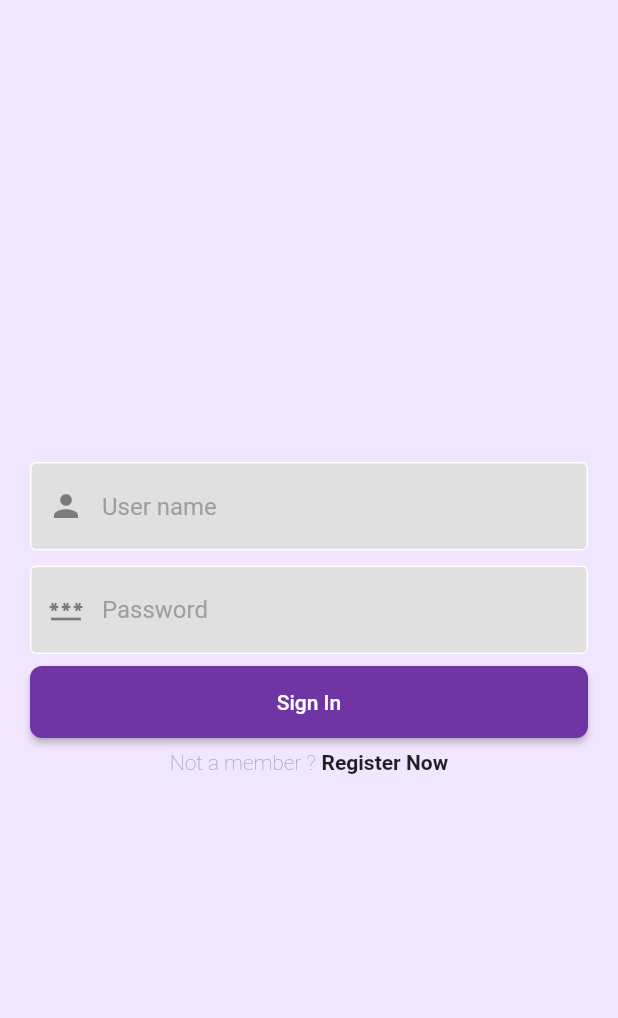
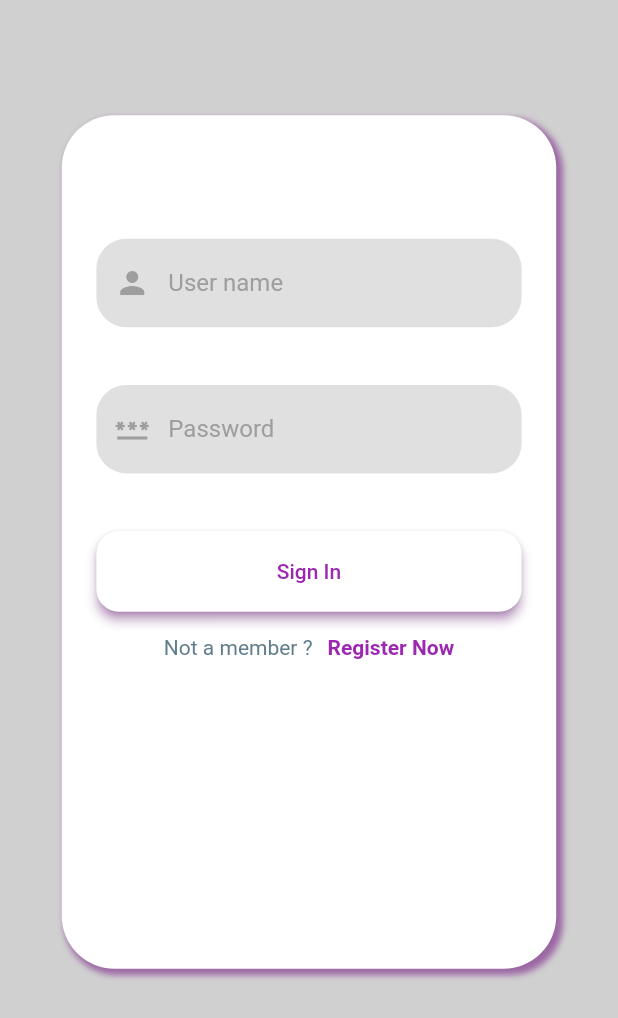
Before and after one commit to albannakhaled/supportive_ai, a Flutter app: the screen it shows after launch, on a phone screen of 412 x 824 dp. Shown: the top 1018 px of the screen. Run offline on Flutter 3.47's test engine with Material 2 defaults, Android fonts, the light colour scheme and no system bars; our stand-ins replace google_nav_bar.

Commit message:
rebuild new design sign in &sign uo

```diff
--- a/supportive_ai/bin/test.dart
+++ b/supportive_ai/bin/test.dart
@@ -1,4 +1,4 @@
-import 'dart:convert';
+
 
 import 'package:http/http.dart' as http;
 
--- a/supportive_ai/lib/Screens/sign_in/sign_in.dart
+++ b/supportive_ai/lib/Screens/sign_in/sign_in.dart
@@ -1,6 +1,7 @@
 import 'package:flutter/material.dart';
 import 'package:supportive_ai/Screens/sign_in/widgets/button.dart';
 import 'package:supportive_ai/Screens/sign_in/widgets/text_field.dart';
+import 'package:supportive_ai/responsive.dart';
 
 class SignIn extends StatefulWidget {
   const SignIn({super.key});
@@ -13,21 +14,36 @@ class _SignInState extends State<SignIn> {
   // text editing controller
   final emailTextController = TextEditingController();
   final passwordTextController = TextEditingController();
-
   @override
   Widget build(BuildContext context) {
+    final screenHeight =
+        context.height - appbarHeight - MediaQuery.of(context).padding.top;
+    final screenWidth = context.width;
     return Scaffold(
-      backgroundColor: const Color(0xFFF1E6FF),
-      body: SafeArea(
+      backgroundColor: Color.fromARGB(255, 208, 208, 208),
+      body: SingleChildScrollView(
         child: Padding(
-          padding: const EdgeInsets.all(20.0),
+          padding: EdgeInsets.symmetric(
+              vertical: screenHeight * 0.1, horizontal: screenWidth * 0.1),
+          child: SafeArea(
+            child: Center(
+              child: Container(
+                padding: EdgeInsets.symmetric(
+                    horizontal: screenHeight * 0.03,
+                    vertical: screenWidth * 0.2),
+                decoration: BoxDecoration(
+                    color: Color.fromARGB(255, 255, 255, 255),
+                    boxShadow: const [
+                      BoxShadow(
+                          blurRadius: 3,
+                          spreadRadius: 1,
+                          color: Color.fromARGB(255, 155, 103, 164),
+                          offset: Offset(3, 3)),
+                    ],
+                    borderRadius: BorderRadius.circular(35)),
                 child: Column(
                   mainAxisAlignment: MainAxisAlignment.center,
                   children: [
-              // logo
-
-              // phrase
-
                     // username filed
                     MyTextField(
                         icon: const Icon(Icons.person),
@@ -35,9 +51,7 @@ class _SignInState extends State<SignIn> {
                         hintText: "User name",
                         obscureText: false),
                     // password field
-              const SizedBox(
-                height: 10,
-              ),
+                    SizedBox(height: screenHeight * 0.05),
                     MyTextField(
                       icon: const Icon(Icons.password_outlined),
                       controller: passwordTextController,
@@ -46,16 +60,19 @@ class _SignInState extends State<SignIn> {
                     ),
 
                     // sign in button
-              const SizedBox(
-                height: 8,
-              ),
-              MyButton(onTap: () {
+                    SizedBox(height: screenHeight * 0.05),
+                    SizedBox(
+                      height: screenHeight * 0.07,
+                      child: MyButton(
+                          onTap: () {
                             print(emailTextController);
                             print(passwordTextController);
-              }, text: "Sign In"),
+                          },
+                          text: "Sign In"),
+                    ),
                     // go to register page
                     const SizedBox(
-                height: 8,
+                      height: 16,
                     ),
                     Row(
                       mainAxisAlignment: MainAxisAlignment.center,
@@ -63,25 +80,33 @@ class _SignInState extends State<SignIn> {
                         const Text(
                           "Not a member ?",
                           style: TextStyle(
-                        fontWeight: FontWeight.w100, color: Colors.grey),
+                              fontWeight: FontWeight.w400,
+                              color: Colors.blueGrey),
                         ),
-                  const SizedBox(width: 4),
+                        const SizedBox(width: 10),
                         GestureDetector(
                           onTap: () {
-                      Navigator.pushNamed(context, 'register');
+                            Navigator.pushNamed(context, 'signup');
                           },
                           child: const Text(
                             "Register Now",
-                      style: TextStyle(fontWeight: FontWeight.bold),
+                            style: TextStyle(
+                                fontWeight: FontWeight.bold,
+                                color: Colors.purple),
                           ),
                         ),
                       ],
                     ),
+                    SizedBox(
+                      height: screenWidth * 0.3,
+                    )
                   ],
+                ),
+              ),
+            ),
           ),
         ),
       ),
     );
   }
-
 }
--- a/supportive_ai/lib/Screens/sign_in/widgets/button.dart
+++ b/supportive_ai/lib/Screens/sign_in/widgets/button.dart
@@ -1,4 +1,6 @@
 import 'package:flutter/material.dart';
+
+import '../../../responsive.dart';
 
 class MyButton extends StatelessWidget {
   final Function()? onTap;
@@ -7,15 +9,21 @@ class MyButton extends StatelessWidget {
 
   @override
   Widget build(BuildContext context) {
+    final screenHeight =
+        context.height - appbarHeight - MediaQuery.of(context).padding.top;
+    final screenWidth = context.width;
     return SizedBox(
       width: double.infinity,
       child: ElevatedButton(
         style: ElevatedButton.styleFrom(
-          foregroundColor: Colors.white, // Background color
-          backgroundColor: const Color(0xFF6F35A5), // Text color
+          shadowColor: Colors.purple,
+          elevation: 3,
+          foregroundColor: Colors.purple, // Background color
+          backgroundColor: Colors.white,
+          // surfaceTintColor: Colors.purple, // Text color
           padding: const EdgeInsets.all(16), // Padding around the button
           shape: RoundedRectangleBorder(
-            borderRadius: BorderRadius.circular(8), // Rounded corners
+            borderRadius: BorderRadius.circular(15), // Rounded corners
           ),
         ),
         onPressed: () {
--- a/supportive_ai/lib/Screens/sign_in/widgets/text_field.dart
+++ b/supportive_ai/lib/Screens/sign_in/widgets/text_field.dart
@@ -17,14 +17,14 @@ class MyTextField extends StatelessWidget {
   @override
   Widget build(BuildContext context) {
     return TextField(
-      // autofocus: true,
-
       controller: controller,
       obscureText: obscureText,
+      cursorColor: Colors.blueGrey,
       decoration: InputDecoration(
           prefixIcon: icon,
-        enabledBorder: const OutlineInputBorder(
-          borderSide: BorderSide(color: Colors.white),
+          enabledBorder: OutlineInputBorder(
+            borderRadius: BorderRadius.circular(20),
+            borderSide: BorderSide(style: BorderStyle.none),
           ),
           fillColor: Colors.grey.shade300,
           filled: true,
@@ -32,7 +32,11 @@ class MyTextField extends StatelessWidget {
           hintStyle: TextStyle(
             color: Colors.grey[500],
           ),
+          focusedBorder: OutlineInputBorder(
+            borderRadius: BorderRadius.circular(20),
+            borderSide: BorderSide(color: Colors.purple, width: 1.2),
           ),
+          prefixIconColor: Colors.grey),
     );
   }
 }
--- a/supportive_ai/lib/main.dart
+++ b/supportive_ai/lib/main.dart
@@ -1,9 +1,6 @@
 import 'package:flutter/material.dart';
 import 'package:supportive_ai/Screens/sign_in/sign_in.dart';
 import 'package:supportive_ai/Screens/sign_up/sign_up.dart';
-
-import 'Screens/home_page/widgets/nav_bar.dart';
-import 'Screens/sign_up/sign_up.dart';
 
 void main() {
   runApp(const MyApp());
@@ -17,7 +14,7 @@ class MyApp extends StatelessWidget {
   Widget build(BuildContext context) {
     return MaterialApp(
       routes: {
-        'register': (context) => Register(),
+        'signup': (context) => SignUp(),
         'signin': (context) => SignIn(),
       },
       theme: ThemeData(
```
Also changed, not shown: supportive_ai/lib/Screens/sign_up/sign_up.dart (+47 -83 lines), supportive_ai/lib/responsive.dart (added, +9 -0 lines). Lines whose indentation alone changed are shown as unchanged.
